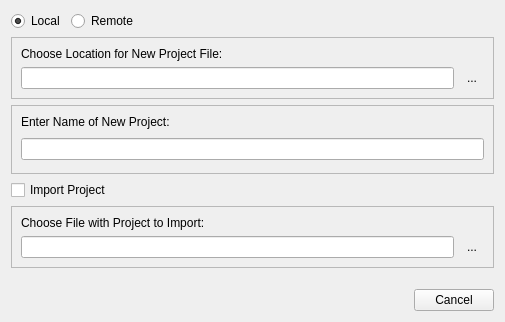
First picture: the form in src/bin/scenarist-desktop/UserInterfaceLayer/Project/AddProjectDialog.ui, repository dimkanovikov/KITScenarist, before the edit.
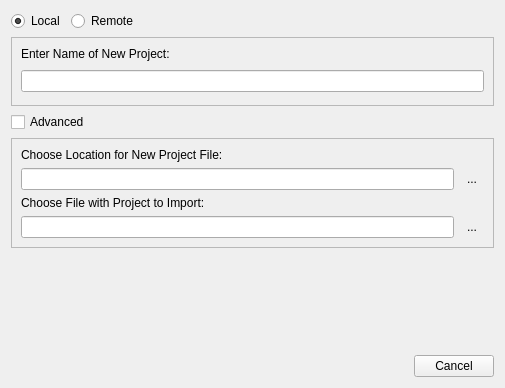
Second picture: the form after the edit. Icons and pictures are not drawn. Custom widgets are drawn as their Qt base class.

```diff
--- a/src/bin/scenarist-desktop/UserInterfaceLayer/Project/AddProjectDialog.ui
+++ b/src/bin/scenarist-desktop/UserInterfaceLayer/Project/AddProjectDialog.ui
@@ -7,7 +7,7 @@
     <x>0</x>
     <y>0</y>
     <width>505</width>
-    <height>322</height>
+    <height>388</height>
    </rect>
   </property>
   <property name="minimumSize">
@@ -47,58 +47,6 @@
     </widget>
    </item>
    <item row="1" column="0" colspan="2">
-    <widget class="QFrame" name="filePanel">
-     <property name="frameShape">
-      <enum>QFrame::StyledPanel</enum>
-     </property>
-     <property name="frameShadow">
-      <enum>QFrame::Raised</enum>
-     </property>
-     <layout class="QGridLayout" name="gridLayout_2">
-      <item row="1" column="1">
-       <widget class="QLineEdit" name="file">
-        <property name="text">
-         <string/>
-        </property>
-        <property name="readOnly">
-         <bool>false</bool>
-        </property>
-       </widget>
-      </item>
-      <item row="1" column="2">
-       <widget class="FlatButton" name="browseFile">
-        <property name="toolTip">
-         <string>Browse...</string>
-        </property>
-        <property name="text">
-         <string>...</string>
-        </property>
-        <property name="icon">
-         <iconset resource="../../../scenarist-core/Resources/Resources.qrc">
-          <normaloff>:/Graphics/Icons/browse.png</normaloff>:/Graphics/Icons/browse.png</iconset>
-        </property>
-        <property name="iconSize">
-         <size>
-          <width>22</width>
-          <height>22</height>
-         </size>
-        </property>
-        <property name="autoRaise">
-         <bool>true</bool>
-        </property>
-       </widget>
-      </item>
-      <item row="0" column="1">
-       <widget class="QLabel" name="label_3">
-        <property name="text">
-         <string>Choose Location for New Project File:</string>
-        </property>
-       </widget>
-      </item>
-     </layout>
-    </widget>
-   </item>
-   <item row="2" column="0" colspan="2">
     <widget class="QFrame" name="namePanel">
      <property name="frameShape">
       <enum>QFrame::StyledPanel</enum>
@@ -137,14 +85,7 @@
     </widget>
    </item>
    <item row="3" column="0" colspan="2">
-    <widget class="QCheckBox" name="needImport">
-     <property name="text">
-      <string>Import Project</string>
-     </property>
-    </widget>
-   </item>
-   <item row="4" column="0" colspan="2">
-    <widget class="QFrame" name="importPanel">
+    <widget class="QFrame" name="advancedPanel">
      <property name="frameShape">
       <enum>QFrame::StyledPanel</enum>
      </property>
@@ -152,30 +93,14 @@
       <enum>QFrame::Raised</enum>
      </property>
      <layout class="QGridLayout" name="gridLayout_3">
-      <item row="1" column="2">
-       <widget class="FlatButton" name="browseImportFile">
-        <property name="toolTip">
-         <string>Browse...</string>
-        </property>
+      <item row="0" column="1">
+       <widget class="QLabel" name="saveDirLabel">
         <property name="text">
-         <string>...</string>
-        </property>
-        <property name="icon">
-         <iconset resource="../../../scenarist-core/Resources/Resources.qrc">
-          <normaloff>:/Graphics/Icons/browse.png</normaloff>:/Graphics/Icons/browse.png</iconset>
-        </property>
-        <property name="iconSize">
-         <size>
-          <width>22</width>
-          <height>22</height>
-         </size>
-        </property>
-        <property name="autoRaise">
-         <bool>true</bool>
+         <string>Choose Location for New Project File:</string>
         </property>
        </widget>
       </item>
-      <item row="1" column="1">
+      <item row="3" column="1">
        <widget class="QLineEdit" name="importFile">
         <property name="text">
          <string/>
@@ -185,17 +110,80 @@
         </property>
        </widget>
       </item>
-      <item row="0" column="1">
+      <item row="3" column="2">
+       <widget class="FlatButton" name="browseImportFile">
+        <property name="toolTip">
+         <string>Browse...</string>
+        </property>
+        <property name="text">
+         <string>...</string>
+        </property>
+        <property name="icon">
+         <iconset resource="../../../scenarist-core/Resources/Resources.qrc">
+          <normaloff>:/Graphics/Icons/browse.png</normaloff>:/Graphics/Icons/browse.png</iconset>
+        </property>
+        <property name="iconSize">
+         <size>
+          <width>22</width>
+          <height>22</height>
+         </size>
+        </property>
+        <property name="autoRaise">
+         <bool>true</bool>
+        </property>
+       </widget>
+      </item>
+      <item row="2" column="1">
        <widget class="QLabel" name="label_4">
         <property name="text">
          <string>Choose File with Project to Import:</string>
         </property>
        </widget>
       </item>
+      <item row="1" column="1">
+       <widget class="QLineEdit" name="saveDir">
+        <property name="text">
+         <string/>
+        </property>
+        <property name="readOnly">
+         <bool>false</bool>
+        </property>
+       </widget>
+      </item>
+      <item row="1" column="2">
+       <widget class="FlatButton" name="browseSaveDir">
+        <property name="toolTip">
+         <string>Browse...</string>
+        </property>
+        <property name="text">
+         <string>...</string>
+        </property>
+        <property name="icon">
+         <iconset resource="../../../scenarist-core/Resources/Resources.qrc">
+          <normaloff>:/Graphics/Icons/browse.png</normaloff>:/Graphics/Icons/browse.png</iconset>
+        </property>
+        <property name="iconSize">
+         <size>
+          <width>22</width>
+          <height>22</height>
+         </size>
+        </property>
+        <property name="autoRaise">
+         <bool>true</bool>
+        </property>
+       </widget>
+      </item>
      </layout>
     </widget>
    </item>
-   <item row="5" column="0">
+   <item row="5" column="0" colspan="2">
+    <widget class="QDialogButtonBox" name="buttons">
+     <property name="standardButtons">
+      <set>QDialogButtonBox::Cancel</set>
+     </property>
+    </widget>
+   </item>
+   <item row="4" column="0">
     <spacer name="verticalSpacer">
      <property name="orientation">
       <enum>Qt::Vertical</enum>
@@ -208,10 +196,10 @@
      </property>
     </spacer>
    </item>
-   <item row="6" column="0" colspan="2">
-    <widget class="QDialogButtonBox" name="buttons">
-     <property name="standardButtons">
-      <set>QDialogButtonBox::Cancel</set>
+   <item row="2" column="0" colspan="2">
+    <widget class="QCheckBox" name="advanced">
+     <property name="text">
+      <string>Advanced</string>
      </property>
     </widget>
    </item>
```
Left out of the diff: 6 changed lines with no effect on the pictures.
